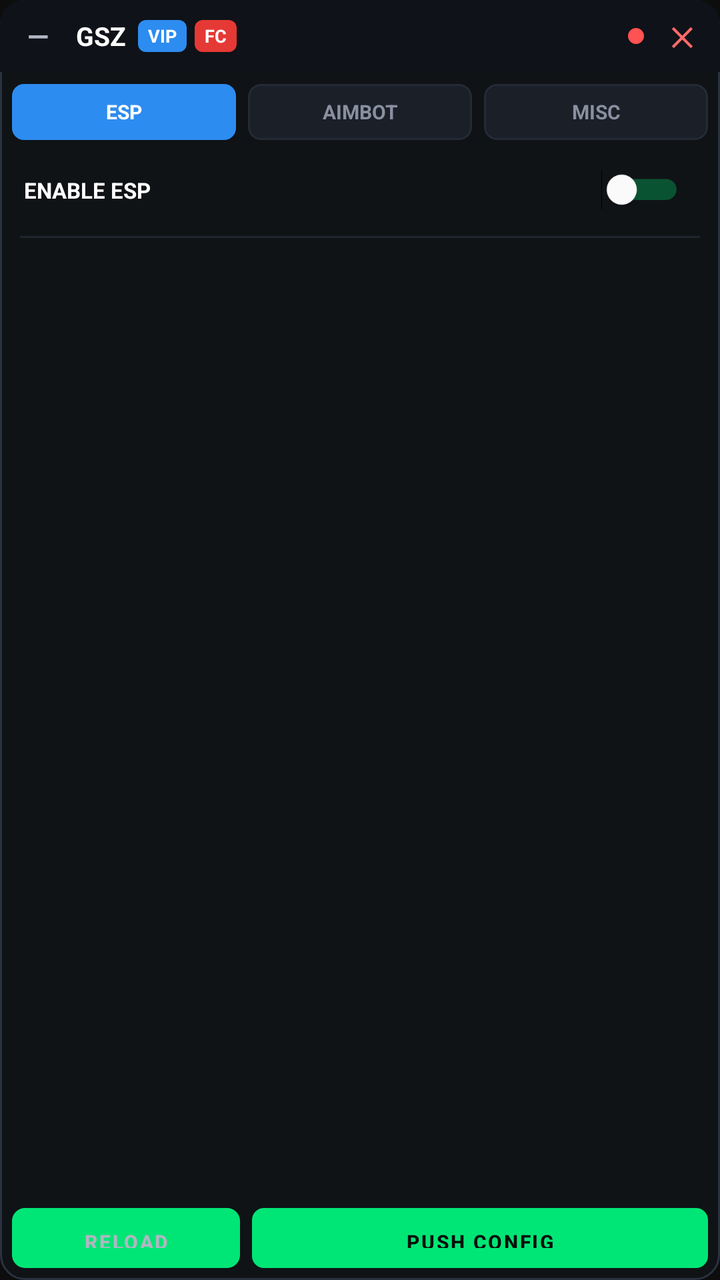
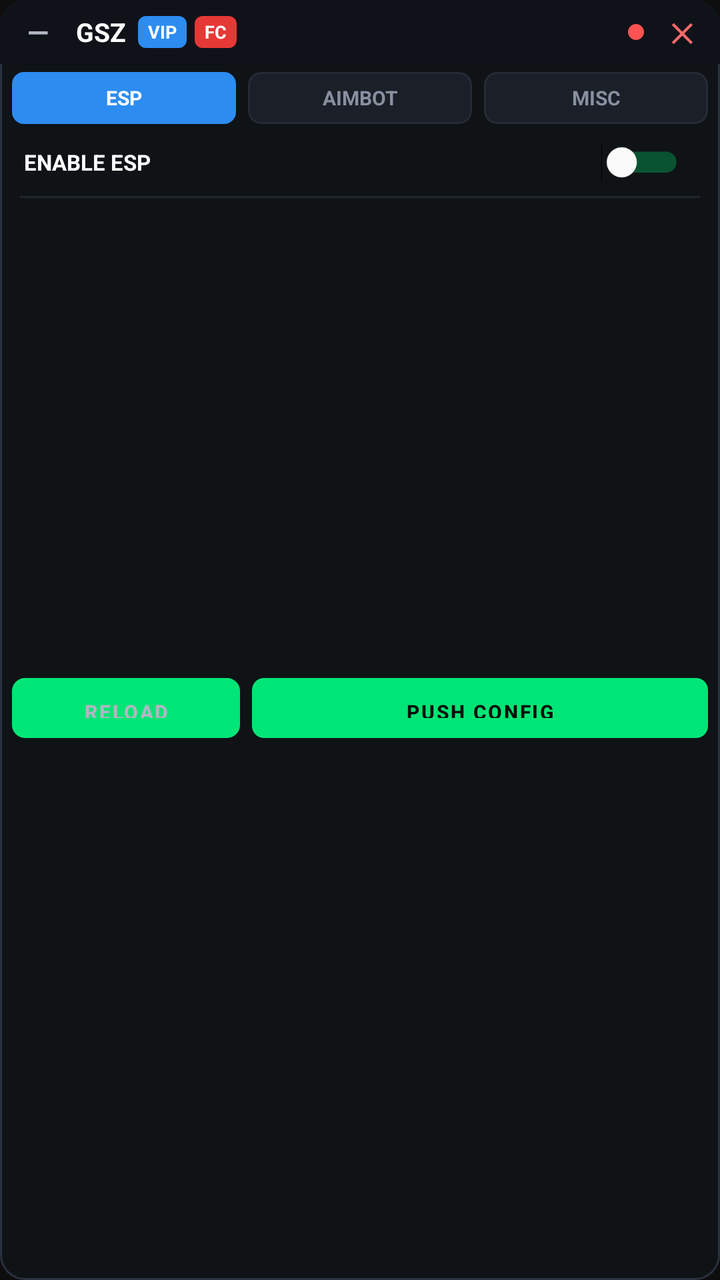

Two renders of the same Android screen: before a commit and after it. Below are the layout's source before the change and the commit's diff.
<!-- AndroidManifest.xml: application theme Theme.GSZLoader -->
<!-- res/layout/overlay_panel.xml -->
<?xml version="1.0" encoding="utf-8"?>
<LinearLayout xmlns:android="http://schemas.android.com/apk/res/android"
    android:layout_width="248dp"
    android:layout_height="wrap_content"
    android:orientation="vertical"
    android:background="@drawable/bg_panel"
    android:padding="0dp">

    
    <LinearLayout
        android:id="@+id/header"
        android:layout_width="match_parent"
        android:layout_height="36dp"
        android:orientation="horizontal"
        android:gravity="center_vertical"
        android:paddingStart="6dp"
        android:paddingEnd="6dp"
        android:background="@drawable/bg_panel_header">

        <TextView
            android:id="@+id/btnMinimize"
            android:layout_width="26dp"
            android:layout_height="26dp"
            android:gravity="center"
            android:text="—"
            android:textColor="#B0B6C2"
            android:textSize="14sp"
            android:textStyle="bold"
            android:background="?android:attr/selectableItemBackground" />

        <TextView
            android:layout_width="wrap_content"
            android:layout_height="wrap_content"
            android:layout_marginStart="6dp"
            android:text="GSZ"
            android:textColor="#FFFFFF"
            android:textSize="13sp"
            android:textStyle="bold" />

        <TextView
            android:layout_width="wrap_content"
            android:layout_height="16dp"
            android:layout_marginStart="6dp"
            android:paddingStart="5dp"
            android:paddingEnd="5dp"
            android:gravity="center"
            android:background="@drawable/bg_badge_vip"
            android:text="VIP"
            android:textColor="#FFFFFF"
            android:textSize="9sp"
            android:textStyle="bold" />

        <TextView
            android:layout_width="wrap_content"
            android:layout_height="16dp"
            android:layout_marginStart="4dp"
            android:paddingStart="5dp"
            android:paddingEnd="5dp"
            android:gravity="center"
            android:background="@drawable/bg_badge_fc"
            android:text="FC"
            android:textColor="#FFFFFF"
            android:textSize="9sp"
            android:textStyle="bold" />

        <View
            android:layout_width="0dp"
            android:layout_height="1dp"
            android:layout_weight="1" />

        <View
            android:id="@+id/statusDot"
            android:layout_width="8dp"
            android:layout_height="8dp"
            android:background="@drawable/bg_status_dot_red"
            android:layout_marginEnd="6dp" />

        <TextView
            android:id="@+id/btnClose"
            android:layout_width="26dp"
            android:layout_height="26dp"
            android:gravity="center"
            android:text="✕"
            android:textColor="#FF6B6B"
            android:textSize="13sp"
            android:textStyle="bold"
            android:background="?android:attr/selectableItemBackground" />
    </LinearLayout>

    
    <LinearLayout
        android:id="@+id/tabRow"
        android:layout_width="match_parent"
        android:layout_height="34dp"
        android:orientation="horizontal"
        android:paddingStart="6dp"
        android:paddingEnd="6dp"
        android:paddingTop="6dp">

        <TextView
            android:id="@+id/tabEsp"
            android:layout_width="0dp"
            android:layout_height="match_parent"
            android:layout_weight="1"
            android:layout_marginEnd="3dp"
            android:gravity="center"
            android:background="@drawable/bg_tab_active"
            android:text="ESP"
            android:textColor="#FFFFFF"
            android:textSize="10sp"
            android:textStyle="bold" />

        <TextView
            android:id="@+id/tabAim"
            android:layout_width="0dp"
            android:layout_height="match_parent"
            android:layout_weight="1"
            android:layout_marginStart="3dp"
            android:layout_marginEnd="3dp"
            android:gravity="center"
            android:background="@drawable/bg_tab_inactive"
            android:text="AIMBOT"
            android:textColor="#8890A0"
            android:textSize="10sp"
            android:textStyle="bold" />

        <TextView
            android:id="@+id/tabMisc"
            android:layout_width="0dp"
            android:layout_height="match_parent"
            android:layout_weight="1"
            android:layout_marginStart="3dp"
            android:gravity="center"
            android:background="@drawable/bg_tab_inactive"
            android:text="MISC"
            android:textColor="#8890A0"
            android:textSize="10sp"
            android:textStyle="bold" />
    </LinearLayout>

    
    <LinearLayout
        android:id="@+id/masterRow"
        android:layout_width="match_parent"
        android:layout_height="44dp"
        android:orientation="horizontal"
        android:gravity="center_vertical"
        android:paddingStart="12dp"
        android:paddingEnd="12dp"
        android:paddingTop="6dp">

        <TextView
            android:id="@+id/masterLabel"
            android:layout_width="0dp"
            android:layout_height="wrap_content"
            android:layout_weight="1"
            android:text="ENABLE ESP"
            android:textColor="#FFFFFF"
            android:textSize="11sp"
            android:textStyle="bold" />

        <Switch
            android:id="@+id/masterSwitch"
            android:layout_width="wrap_content"
            android:layout_height="wrap_content"
            android:scaleX="0.75"
            android:scaleY="0.75"
            android:thumbTint="@color/switch_thumb"
            android:trackTint="@color/switch_track" />
    </LinearLayout>

    
    <View
        android:layout_width="match_parent"
        android:layout_height="1dp"
        android:layout_marginTop="4dp"
        android:layout_marginStart="10dp"
        android:layout_marginEnd="10dp"
        android:background="#1F2430" />

    
    <ScrollView
        android:id="@+id/scrollContent"
        android:layout_width="match_parent"
        android:layout_height="0dp"
        android:layout_weight="1"
        android:maxHeight="360dp"
        android:paddingStart="10dp"
        android:paddingEnd="10dp"
        android:paddingTop="4dp"
        android:paddingBottom="6dp"
        android:scrollbars="none">

        <FrameLayout
            android:layout_width="match_parent"
            android:layout_height="wrap_content">

            
            <LinearLayout
                android:id="@+id/contentEsp"
                android:layout_width="match_parent"
                android:layout_height="wrap_content"
                android:orientation="vertical" />

            
            <LinearLayout
                android:id="@+id/contentAim"
                android:layout_width="match_parent"
                android:layout_height="wrap_content"
                android:orientation="vertical"
                android:visibility="gone" />

            
            <LinearLayout
                android:id="@+id/contentMisc"
                android:layout_width="match_parent"
                android:layout_height="wrap_content"
                android:orientation="vertical"
                android:visibility="gone" />
        </FrameLayout>
    </ScrollView>

    
    <LinearLayout
        android:layout_width="match_parent"
        android:layout_height="36dp"
        android:orientation="horizontal"
        android:paddingStart="6dp"
        android:paddingEnd="6dp"
        android:paddingBottom="6dp">

        <Button
            android:id="@+id/btnReloadOverlay"
            android:layout_width="0dp"
            android:layout_height="match_parent"
            android:layout_weight="1"
            android:layout_marginEnd="3dp"
            android:background="@drawable/bg_btn_secondary"
            android:text="RELOAD"
            android:textColor="#B0B6C2"
            android:textSize="10sp"
            android:textStyle="bold"
            android:stateListAnimator="@null" />

        <Button
            android:id="@+id/btnPushOverlay"
            android:layout_width="0dp"
            android:layout_height="match_parent"
            android:layout_weight="2"
            android:layout_marginStart="3dp"
            android:background="@drawable/bg_btn_primary"
            android:text="PUSH CONFIG"
            android:textColor="#0A0F0A"
            android:textSize="10sp"
            android:textStyle="bold"
            android:stateListAnimator="@null" />
    </LinearLayout>
</LinearLayout>
<!-- resources referenced by this layout -->
<resources>
  <color name="switch_thumb">#FFFFFF</color>
  <color name="switch_track">#00E676</color>
  <!-- drawable bg_badge_fc (drawable) -->
  <?xml version="1.0" encoding="utf-8"?>
  <shape xmlns:android="http://schemas.android.com/apk/res/android" android:shape="rectangle">
      <solid android:color="#E53935" />
      <corners android:radius="4dp" />
  </shape>
  <!-- drawable bg_badge_vip (drawable) -->
  <?xml version="1.0" encoding="utf-8"?>
  <shape xmlns:android="http://schemas.android.com/apk/res/android" android:shape="rectangle">
      <solid android:color="#2D8CF0" />
      <corners android:radius="4dp" />
  </shape>
  <!-- drawable bg_btn_primary (drawable) -->
  <?xml version="1.0" encoding="utf-8"?>
  <shape xmlns:android="http://schemas.android.com/apk/res/android" android:shape="rectangle">
      <solid android:color="#00E676" />
      <corners android:radius="6dp" />
  </shape>
  <!-- drawable bg_btn_secondary (drawable) -->
  <?xml version="1.0" encoding="utf-8"?>
  <shape xmlns:android="http://schemas.android.com/apk/res/android" android:shape="rectangle">
      <solid android:color="#1A1F28" />
      <corners android:radius="6dp" />
      <stroke android:width="1dp" android:color="#2A3140" />
  </shape>
  <!-- drawable bg_panel (drawable) -->
  <?xml version="1.0" encoding="utf-8"?>
  <shape xmlns:android="http://schemas.android.com/apk/res/android"
      android:shape="rectangle">
      <solid android:color="#E6101418" />
      <corners android:radius="12dp" />
      <stroke android:width="1dp" android:color="#2A3140" />
  </shape>
  <!-- drawable bg_panel_header (drawable) -->
  <?xml version="1.0" encoding="utf-8"?>
  <shape xmlns:android="http://schemas.android.com/apk/res/android" android:shape="rectangle">
      <solid android:color="#0F1218" />
      <corners android:topLeftRadius="12dp" android:topRightRadius="12dp" />
  </shape>
  <!-- drawable bg_status_dot_red (drawable) -->
  <?xml version="1.0" encoding="utf-8"?>
  <shape xmlns:android="http://schemas.android.com/apk/res/android" android:shape="oval">
      <solid android:color="#FF5252" />
  </shape>
  <!-- drawable bg_tab_active (drawable) -->
  <?xml version="1.0" encoding="utf-8"?>
  <shape xmlns:android="http://schemas.android.com/apk/res/android" android:shape="rectangle">
      <solid android:color="#2D8CF0" />
      <corners android:radius="6dp" />
  </shape>
  <!-- drawable bg_tab_inactive (drawable) -->
  <?xml version="1.0" encoding="utf-8"?>
  <shape xmlns:android="http://schemas.android.com/apk/res/android" android:shape="rectangle">
      <solid android:color="#1A1F28" />
      <corners android:radius="6dp" />
      <stroke android:width="1dp" android:color="#252B36" />
  </shape>
  <style name="Theme.GSZLoader" parent="Theme.MaterialComponents.NoActionBar">
          <item name="colorPrimary">@color/accent_green</item>
          <item name="colorPrimaryVariant">@color/accent_green</item>
          <item name="colorOnPrimary">#000000</item>
          <item name="android:windowBackground">@color/bg_dark</item>
          <item name="android:statusBarColor">@color/bg_dark</item>
          <item name="android:navigationBarColor">@color/bg_dark</item>
      </style>
  <color name="accent_green">#00E676</color>
  <color name="bg_dark">#0D0D0D</color>
</resources>

<!-- the commit's change to res/layout/overlay_panel.xml (unified diff, before → after) -->
@@ -1,6 +1,6 @@
 <?xml version="1.0" encoding="utf-8"?>
 <LinearLayout xmlns:android="http://schemas.android.com/apk/res/android"
-    android:layout_width="248dp"
+    android:layout_width="220dp"
     android:layout_height="wrap_content"
     android:orientation="vertical"
     android:background="@drawable/bg_panel"
@@ -10,7 +10,7 @@
     <LinearLayout
         android:id="@+id/header"
         android:layout_width="match_parent"
-        android:layout_height="36dp"
+        android:layout_height="32dp"
         android:orientation="horizontal"
         android:gravity="center_vertical"
         android:paddingStart="6dp"
@@ -91,11 +91,11 @@
     <LinearLayout
         android:id="@+id/tabRow"
         android:layout_width="match_parent"
-        android:layout_height="34dp"
+        android:layout_height="30dp"
         android:orientation="horizontal"
         android:paddingStart="6dp"
         android:paddingEnd="6dp"
-        android:paddingTop="6dp">
+        android:paddingTop="4dp">
 
         <TextView
             android:id="@+id/tabEsp"
@@ -142,7 +142,7 @@
     <LinearLayout
         android:id="@+id/masterRow"
         android:layout_width="match_parent"
-        android:layout_height="44dp"
+        android:layout_height="32dp"
         android:orientation="horizontal"
         android:gravity="center_vertical"
         android:paddingStart="12dp"
@@ -182,13 +182,12 @@
     <ScrollView
         android:id="@+id/scrollContent"
         android:layout_width="match_parent"
-        android:layout_height="0dp"
-        android:layout_weight="1"
-        android:maxHeight="360dp"
+        android:layout_height="240dp"
+        android:fillViewport="false"
         android:paddingStart="10dp"
         android:paddingEnd="10dp"
-        android:paddingTop="4dp"
-        android:paddingBottom="6dp"
+        android:paddingTop="2dp"
+        android:paddingBottom="3dp"
         android:scrollbars="none">
 
         <FrameLayout
